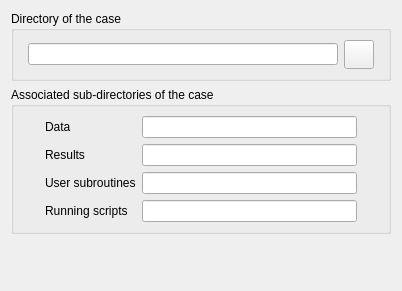
Above: gui/Pages/IdentityAndPathesForm.ui from code-saturne/code_saturne before the change. Below: the same form after it.
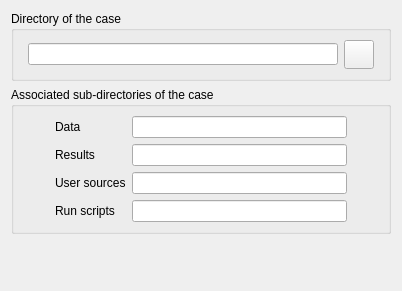
That is the form after the change. Icons and pictures are not drawn.

Commit message: GUI main nodes are now regular nodes instead of folders only.

```diff
--- a/gui/Pages/IdentityAndPathesForm.ui
+++ b/gui/Pages/IdentityAndPathesForm.ui
@@ -182,7 +182,7 @@
              <string>&lt;html&gt;&lt;head/&gt;&lt;body&gt;&lt;p&gt;&lt;span style=&quot; font-size:9pt;&quot;&gt;The SRC directories contains user subroutines used for non-standard computation setup.&lt;/span&gt;&lt;/p&gt;&lt;/body&gt;&lt;/html&gt;</string>
             </property>
             <property name="text">
-             <string>User subroutines</string>
+             <string>User sources</string>
             </property>
            </widget>
           </item>
@@ -208,7 +208,7 @@
              <string>&lt;html&gt;&lt;head/&gt;&lt;body&gt;&lt;p&gt;&lt;span style=&quot; font-size:9pt;&quot;&gt;The SCRIPTS directory contains the runcase script which allows to run computations.&lt;/span&gt;&lt;/p&gt;&lt;/body&gt;&lt;/html&gt;</string>
             </property>
             <property name="text">
-             <string>Running scripts</string>
+             <string>Run scripts</string>
             </property>
            </widget>
           </item>
```
The commit also changes 4 other files.
